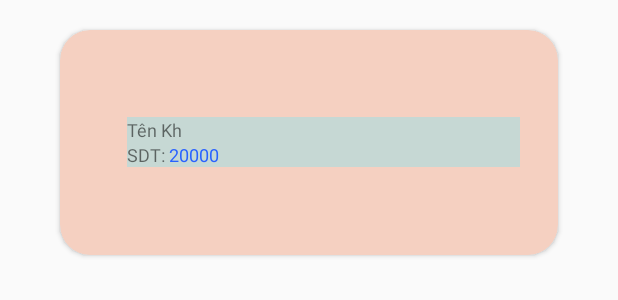
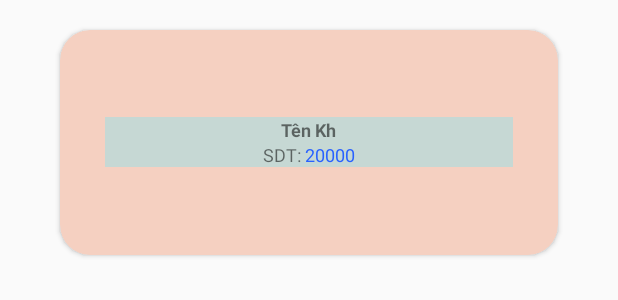
Before and after one commit to ryanvo162/Project1Team3, an Android app: the layout item_kh.xml on its own in the app's theme, with its tools: preview values and no code run, on a phone screen of 412 x 824 dp. Shown: the top 300 px of the screen. Run offline under Robolectric (Android 15) with nearby library versions, the phone set to English and light mode, and no system bars.

Commit message:
layout_item

```diff
--- a/app/src/main/res/layout/item_cho_meo.xml
+++ b/app/src/main/res/layout/item_cho_meo.xml
@@ -37,6 +37,7 @@
             <TextView
                 android:id="@+id/tv_ten_cho_meo"
                 style="@style/cardViewText"
+                android:textStyle="bold"
                 android:text="Tên Pet" />
 
             <LinearLayout
--- a/app/src/main/res/layout/item_kh.xml
+++ b/app/src/main/res/layout/item_kh.xml
@@ -14,11 +14,11 @@
     app:cardCornerRadius="20dp">
 
     <LinearLayout
-
+        android:gravity="center"
         android:layout_width="match_parent"
         android:layout_height="wrap_content"
         android:layout_gravity="center"
-        android:layout_marginLeft="40dp"
+        android:layout_marginLeft="30dp"
         android:layout_marginTop="15dp"
         android:layout_marginRight="30dp"
         android:layout_marginBottom="15dp"
@@ -28,6 +28,7 @@
         <TextView
             android:id="@+id/tv_ten_kh"
             style="@style/cardViewText"
+            android:textStyle="bold"
             android:text="Tên Kh" />
 
         <LinearLayout
--- a/app/src/main/res/layout/item_sanpham.xml
+++ b/app/src/main/res/layout/item_sanpham.xml
@@ -36,6 +36,7 @@
 
             <TextView
                 android:id="@+id/tv_ten_sp"
+                android:textStyle="bold"
                 style="@style/cardViewText"
                 android:text="Tên Sp" />
 
```
